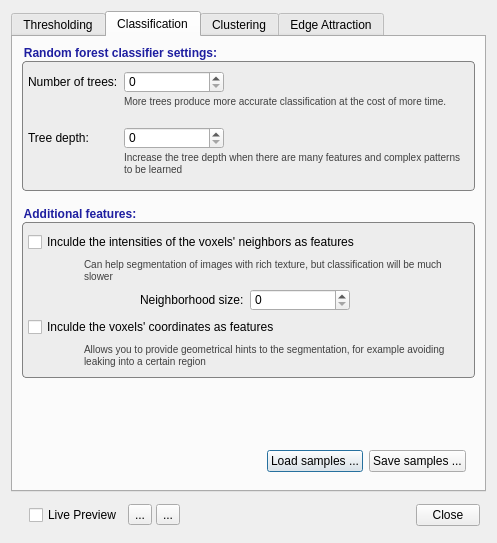
The window that GUI/Qt/Windows/SpeedImageDialog.ui (pyushkevich/itksnap) describes before a commit, drawn with Qt 5.
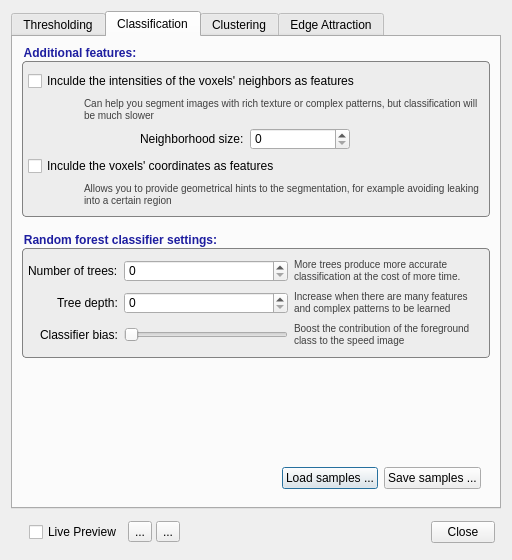
The same window after the commit. Icons and pictures are not drawn. Custom widgets are drawn as their Qt base class.

Commit message: Improvements to classification GUI, exposed tree depth

What changed in the file:
```diff
--- a/GUI/Qt/Windows/SpeedImageDialog.ui
+++ b/GUI/Qt/Windows/SpeedImageDialog.ui
@@ -6,8 +6,8 @@
    <rect>
     <x>0</x>
     <y>0</y>
-    <width>497</width>
-    <height>543</height>
+    <width>512</width>
+    <height>560</height>
    </rect>
   </property>
   <property name="windowTitle">
@@ -482,143 +482,6 @@
        <property name="spacing">
         <number>16</number>
        </property>
-       <item>
-        <widget class="QGroupBox" name="groupBox_2">
-         <property name="title">
-          <string>Random forest classifier settings:</string>
-         </property>
-         <layout class="QVBoxLayout" name="verticalLayout_7">
-          <property name="spacing">
-           <number>0</number>
-          </property>
-          <property name="leftMargin">
-           <number>0</number>
-          </property>
-          <property name="topMargin">
-           <number>0</number>
-          </property>
-          <property name="rightMargin">
-           <number>0</number>
-          </property>
-          <property name="bottomMargin">
-           <number>0</number>
-          </property>
-          <item>
-           <widget class="QWidget" name="widget_9" native="true">
-            <layout class="QFormLayout" name="formLayout">
-             <property name="verticalSpacing">
-              <number>2</number>
-             </property>
-             <property name="leftMargin">
-              <number>0</number>
-             </property>
-             <property name="topMargin">
-              <number>4</number>
-             </property>
-             <property name="rightMargin">
-              <number>0</number>
-             </property>
-             <property name="bottomMargin">
-              <number>4</number>
-             </property>
-             <item row="0" column="0">
-              <widget class="QLabel" name="label_18">
-               <property name="text">
-                <string>Number of trees:</string>
-               </property>
-              </widget>
-             </item>
-             <item row="0" column="1">
-              <widget class="QSpinBox" name="inClassifierTreeNumber">
-               <property name="minimumSize">
-                <size>
-                 <width>100</width>
-                 <height>0</height>
-                </size>
-               </property>
-               <property name="maximumSize">
-                <size>
-                 <width>100</width>
-                 <height>16777215</height>
-                </size>
-               </property>
-              </widget>
-             </item>
-             <item row="2" column="0">
-              <widget class="QLabel" name="label_19">
-               <property name="text">
-                <string>Tree depth:</string>
-               </property>
-              </widget>
-             </item>
-             <item row="2" column="1">
-              <widget class="QSpinBox" name="inClassifierTreeDepth">
-               <property name="minimumSize">
-                <size>
-                 <width>100</width>
-                 <height>0</height>
-                </size>
-               </property>
-               <property name="maximumSize">
-                <size>
-                 <width>100</width>
-                 <height>16777215</height>
-                </size>
-               </property>
-              </widget>
-             </item>
-             <item row="3" column="1">
-              <widget class="QLabel" name="label_20">
-               <property name="minimumSize">
-                <size>
-                 <width>250</width>
-                 <height>30</height>
-                </size>
-               </property>
-               <property name="styleSheet">
-                <string notr="true">font-size:10px;
-color: rgb(64, 64, 64);</string>
-               </property>
-               <property name="text">
-                <string>Increase the tree depth when there are many features and complex patterns to be learned</string>
-               </property>
-               <property name="alignment">
-                <set>Qt::AlignLeading|Qt::AlignLeft|Qt::AlignTop</set>
-               </property>
-               <property name="wordWrap">
-                <bool>true</bool>
-               </property>
-              </widget>
-             </item>
-             <item row="1" column="1">
-              <widget class="QLabel" name="label_23">
-               <property name="minimumSize">
-                <size>
-                 <width>250</width>
-                 <height>30</height>
-                </size>
-               </property>
-               <property name="styleSheet">
-                <string notr="true">font-size:10px;
-color: rgb(64, 64, 64);</string>
-               </property>
-               <property name="text">
-                <string>More trees produce more accurate classification at the cost of more time.</string>
-               </property>
-               <property name="alignment">
-                <set>Qt::AlignLeading|Qt::AlignLeft|Qt::AlignTop</set>
-               </property>
-               <property name="wordWrap">
-                <bool>true</bool>
-               </property>
-              </widget>
-             </item>
-            </layout>
-           </widget>
-          </item>
-         </layout>
-        </widget>
-       </item>
        <item>
         <widget class="QGroupBox" name="groupBox">
          <property name="title">
@@ -737,7 +600,7 @@
 color: rgb(64, 64, 64);</string>
                </property>
                <property name="text">
-                <string>Can help segmentation of images with rich texture, but classification will be much slower</string>
+                <string>Can help you segment images with rich texture or complex patterns, but classification will be much slower</string>
                </property>
                <property name="alignment">
                 <set>Qt::AlignLeading|Qt::AlignLeft|Qt::AlignTop</set>
@@ -777,6 +640,183 @@
          </layout>
         </widget>
        </item>
+       <item>
+        <widget class="QGroupBox" name="groupBox_2">
+         <property name="title">
+          <string>Random forest classifier settings:</string>
+         </property>
+         <layout class="QVBoxLayout" name="verticalLayout_7">
+          <property name="spacing">
+           <number>0</number>
+          </property>
+          <property name="leftMargin">
+           <number>0</number>
+          </property>
+          <property name="topMargin">
+           <number>0</number>
+          </property>
+          <property name="rightMargin">
+           <number>0</number>
+          </property>
+          <property name="bottomMargin">
+           <number>0</number>
+          </property>
+          <item>
+           <widget class="QWidget" name="widget_9" native="true">
+            <layout class="QGridLayout" name="gridLayout_6">
+             <property name="leftMargin">
+              <number>0</number>
+             </property>
+             <property name="topMargin">
+              <number>4</number>
+             </property>
+             <property name="rightMargin">
+              <number>0</number>
+             </property>
+             <property name="bottomMargin">
+              <number>4</number>
+             </property>
+             <item row="2" column="2" alignment="Qt::AlignVCenter">
+              <widget class="QLabel" name="label_25">
+               <property name="minimumSize">
+                <size>
+                 <width>190</width>
+                 <height>26</height>
+                </size>
+               </property>
+               <property name="maximumSize">
+                <size>
+                 <width>190</width>
+                 <height>26</height>
+                </size>
+               </property>
+               <property name="styleSheet">
+                <string notr="true">font-size:10px;
+color: rgb(64, 64, 64);</string>
+               </property>
+               <property name="text">
+                <string>Boost the contribution of the foreground class to the speed image</string>
+               </property>
+               <property name="alignment">
+                <set>Qt::AlignLeading|Qt::AlignLeft|Qt::AlignTop</set>
+               </property>
+               <property name="wordWrap">
+                <bool>true</bool>
+               </property>
+              </widget>
+             </item>
+             <item row="0" column="0" alignment="Qt::AlignRight">
+              <widget class="QLabel" name="label_18">
+               <property name="text">
+                <string>Number of trees:</string>
+               </property>
+              </widget>
+             </item>
+             <item row="2" column="1">
+              <widget class="QDoubleSliderWithEditor" name="inClassifyBias">
+               <property name="orientation">
+                <enum>Qt::Horizontal</enum>
+               </property>
+              </widget>
+             </item>
+             <item row="1" column="1">
+              <widget class="QSpinBox" name="inClassifierTreeDepth">
+               <property name="minimumSize">
+                <size>
+                 <width>100</width>
+                 <height>0</height>
+                </size>
+               </property>
+              </widget>
+             </item>
+             <item row="0" column="2">
+              <widget class="QLabel" name="label_23">
+               <property name="minimumSize">
+                <size>
+                 <width>190</width>
+                 <height>26</height>
+                </size>
+               </property>
+               <property name="maximumSize">
+                <size>
+                 <width>190</width>
+                 <height>26</height>
+                </size>
+               </property>
+               <property name="styleSheet">
+                <string notr="true">font-size:10px;
+color: rgb(64, 64, 64);</string>
+               </property>
+               <property name="text">
+                <string>More trees produce more accurate classification at the cost of more time.</string>
+               </property>
+               <property name="alignment">
+                <set>Qt::AlignLeading|Qt::AlignLeft|Qt::AlignTop</set>
+               </property>
+               <property name="wordWrap">
+                <bool>true</bool>
+               </property>
+              </widget>
+             </item>
+             <item row="0" column="1">
+              <widget class="QSpinBox" name="inClassifierTreeNumber">
+               <property name="minimumSize">
+                <size>
+                 <width>100</width>
+                 <height>0</height>
+                </size>
+               </property>
+              </widget>
+             </item>
+             <item row="2" column="0" alignment="Qt::AlignRight">
+              <widget class="QLabel" name="label_24">
+               <property name="text">
+                <string>Classifier bias:</string>
+               </property>
+              </widget>
+             </item>
+             <item row="1" column="0" alignment="Qt::AlignRight">
+              <widget class="QLabel" name="label_19">
+               <property name="text">
+                <string>Tree depth:</string>
+               </property>
+              </widget>
+             </item>
+             <item row="1" column="2">
+              <widget class="QLabel" name="label_20">
+               <property name="minimumSize">
+                <size>
+                 <width>190</width>
+                 <height>26</height>
+                </size>
+               </property>
+               <property name="maximumSize">
+                <size>
+                 <width>190</width>
+                 <height>26</height>
+                </size>
+               </property>
+               <property name="styleSheet">
+                <string notr="true">font-size:10px;
+color: rgb(64, 64, 64);</string>
+               </property>
+               <property name="text">
+                <string>Increase when there are many features and complex patterns to be learned</string>
+               </property>
+               <property name="alignment">
+                <set>Qt::AlignLeading|Qt::AlignLeft|Qt::AlignTop</set>
+               </property>
+               <property name="wordWrap">
+                <bool>true</bool>
+               </property>
+              </widget>
+             </item>
+            </layout>
+           </widget>
+          </item>
+         </layout>
+        </widget>
+       </item>
        <item>
         <spacer name="verticalSpacer_16">
          <property name="orientation">
```
The commit also changes 5 other files.
